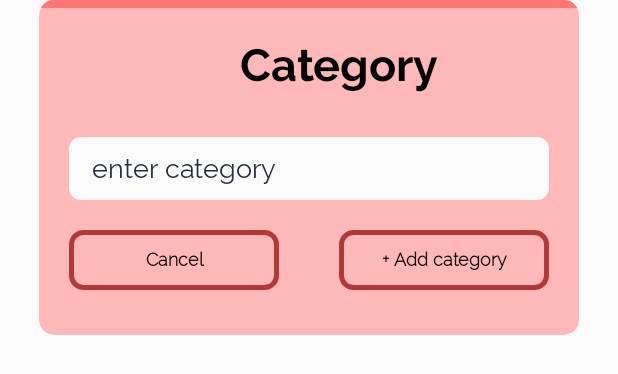
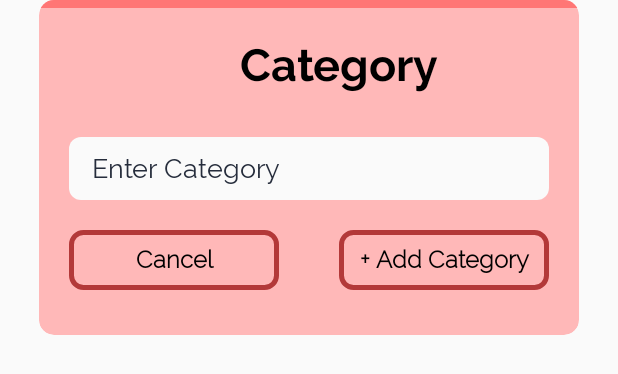
Before and after one commit to CharmiPatel25/note_TeamPurple_android, an Android app: the layout addcategory_layout.xml on its own in the app's theme, with its tools: preview values and no code run, on a phone screen of 412 x 824 dp. Shown: the top 374 px of the screen. Run offline under Robolectric (Android 15) with nearby library versions, the phone set to English and light mode, and no system bars.

Commit message:
[AP] layout changed for addcategory_layout.xml

```diff
--- a/app/src/main/res/layout/addcategory_layout.xml
+++ b/app/src/main/res/layout/addcategory_layout.xml
@@ -49,7 +49,7 @@
                 android:layout_marginRight="20dp"
                 android:background="@drawable/transition_background_drawable_default"
                 android:fontFamily="@font/regular"
-                android:hint="enter category"
+                android:hint="Enter Category"
                 android:paddingLeft="15dp"
                 android:paddingTop="10dp"
                 android:paddingBottom="10dp"
@@ -77,7 +77,7 @@
                     android:textAllCaps="false"
                     android:textColor="@color/black"
                     android:textStyle="bold"
-                    android:textSize="12dp" />
+                    android:textSize="16sp" />
 
                 <Button
                     android:id="@+id/but_add_cat"
@@ -90,11 +90,11 @@
                     android:layout_weight=".5"
                     android:background="@drawable/photos_background_stroke"
                     android:fontFamily="@font/light"
-                    android:text="+ Add category"
+                    android:text="+ Add Category"
                     android:textStyle="bold"
                     android:textAllCaps="false"
                     android:textColor="@color/black"
-                    android:textSize="12dp" />
+                    android:textSize="16sp" />
 
 
             </LinearLayout>
```
